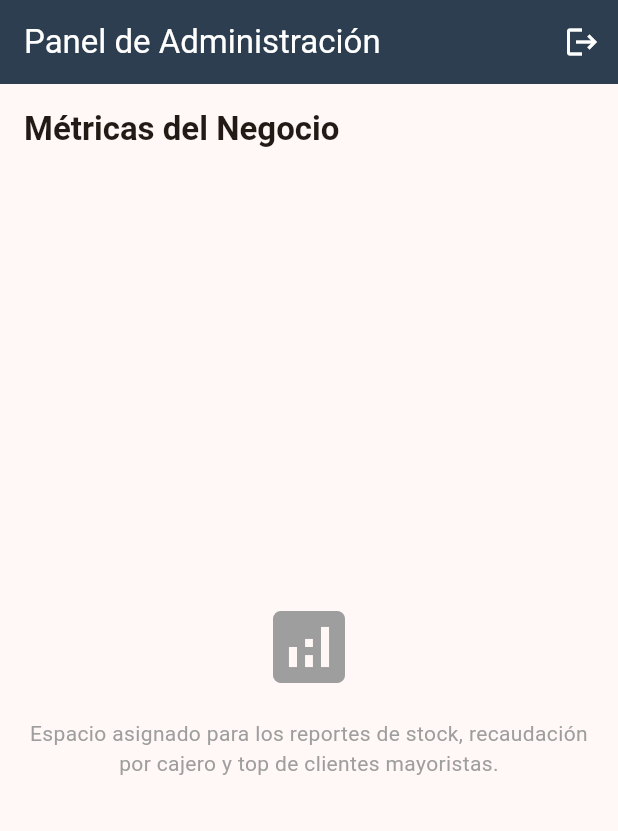
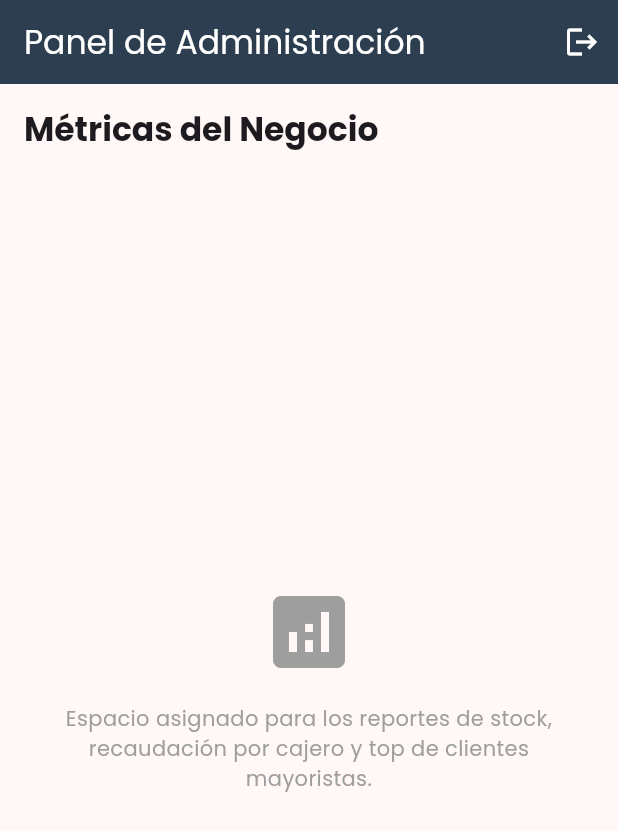
Before and after one commit to ArielFloo/DeliciasMineras_App, a Flutter app: the AdminDashboardScreen screen opened by its route, on a phone screen of 412 x 824 dp. Shown: the top 831 px of the screen. Run offline on Flutter 3.47's test engine with Material 3 defaults, Android fonts, the phone set to English and light mode, and no system bars; our stand-ins replace go_router, google_fonts.

Commit message:
Centralización de colores y tipografía, inclusion de mejoras estéticas al panel del cajero

```diff
--- a/lib/core/app_theme.dart
+++ b/lib/core/app_theme.dart
@@ -1,23 +1,31 @@
 import 'package:flutter/material.dart';
+import 'package:google_fonts/google_fonts.dart';
 
 class AppTheme {
+  // ==========================================
+  // COLORES BASE
+  // ==========================================
+  static const primaryColor = Color(0xFFD35400);
+  static const secondaryColor = Color(0xFF2C3E50);
 
-  // Colores base
-  static const primaryColor = Color(0xFFD35400); // Tono cálido / panadería
-  static const secondaryColor = Color(0xFF2C3E50); // Tono corporativo oscuro
-
-
-  // Colores semánticos
-  static const successColor = Color(0xFF27AE60);   // Verde (Para pagos exitosos y stock alto)
-  static const errorColor = Color(0xFFE74C3C);     // Rojo (Para eliminar, cancelar, sin stock)
-  static const warningColor = Color(0xFFF39C12);   // Naranja (Para el multiplicador y alertas)
-  static const infoColor = Color(0xFF2980B9);      // Azul (Para retiro en local y datos)
-  static const highlightColor = Color(0xFF3F51B5); // Índigo (Especial para destacar la Factura)
-  static const businessColor = Color(0xFF00796B);  // Verde azulado (Especial para clientes empresas)
+  // ==========================================
+  // COLORES SEMÁNTICOS
+  // ==========================================
+  static const successColor = Color(0xFF27AE60);
+  static const errorColor = Color(0xFFE74C3C);
+  static const warningColor = Color(0xFFF39C12);
+  static const infoColor = Color(0xFF2980B9);
+  static const highlightColor = Color(0xFF3F51B5);
+  static const businessColor = Color(0xFF00796B);
 
   static ThemeData get lightTheme {
     return ThemeData(
       useMaterial3: true,
+
+      // TIPOGRAFÍA GLOBAL CENTRALIZADA
+      fontFamily: GoogleFonts.poppins().fontFamily,
+      textTheme: GoogleFonts.poppinsTextTheme(),
+
       colorScheme: ColorScheme.fromSeed(
         seedColor: primaryColor,
         primary: primaryColor,
--- a/pubspec.yaml
+++ b/pubspec.yaml
@@ -35,6 +35,7 @@ dependencies:
   # The following adds the Cupertino Icons font to your application.
   # Use with the CupertinoIcons class for iOS style icons.
   cupertino_icons: ^1.0.8
+  google_fonts: ^8.1.0
 
 dev_dependencies:
   flutter_test:
```
Also changed, not shown: lib/screens/cajero_home_screen.dart (+110 -2 lines), assets/banner.png (added), pubspec.lock, 2 other files.
